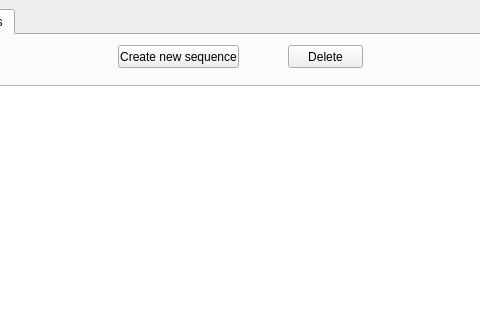
Before: the Qt Designer form ui/mainwindow.ui in JeremieBourque1/projetS4, drawn with Qt 5; both pictures show x 173 to 653 and y 0 to 320 of the 800 by 600 pixel window.
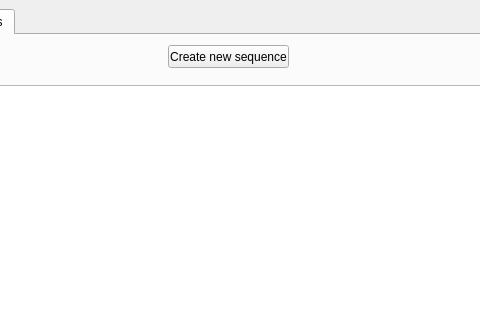
After: the same form once the commit is applied. The open tabs and pages were chosen to show the change.

Commit message: Added in the sequence tab a right click menu on the list and move the delete button there Added a class for motors

The edit to the form file:
```diff
--- a/ui/mainwindow.ui
+++ b/ui/mainwindow.ui
@@ -138,7 +138,7 @@
        <widget class="QPushButton" name="newSequence">
         <property name="geometry">
          <rect>
-          <x>280</x>
+          <x>330</x>
           <y>10</y>
           <width>121</width>
           <height>23</height>
@@ -170,19 +170,6 @@
          <enum>QListView::Free</enum>
         </property>
        </widget>
-       <widget class="QPushButton" name="deleteButton">
-        <property name="geometry">
-         <rect>
-          <x>450</x>
-          <y>10</y>
-          <width>75</width>
-          <height>23</height>
-         </rect>
-        </property>
-        <property name="text">
-         <string>Delete</string>
-        </property>
-       </widget>
       </widget>
      </widget>
     </item>
```
Left out of the diff: 7 changed lines with no effect on the pictures. The commit also changes 1 other file.
